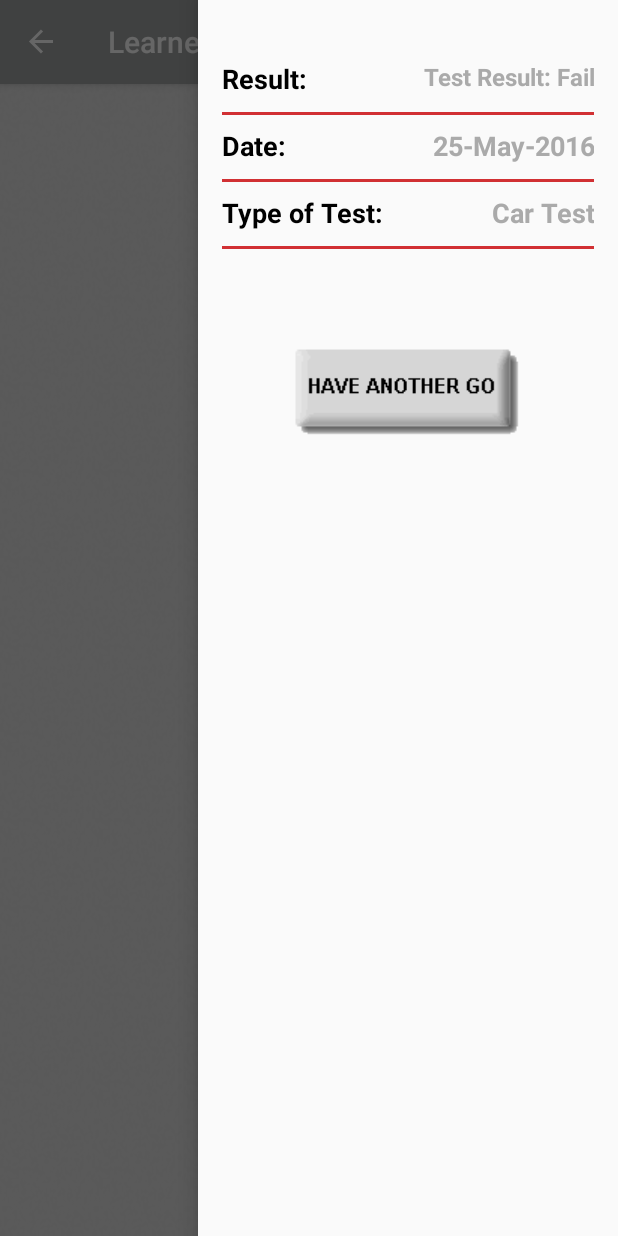
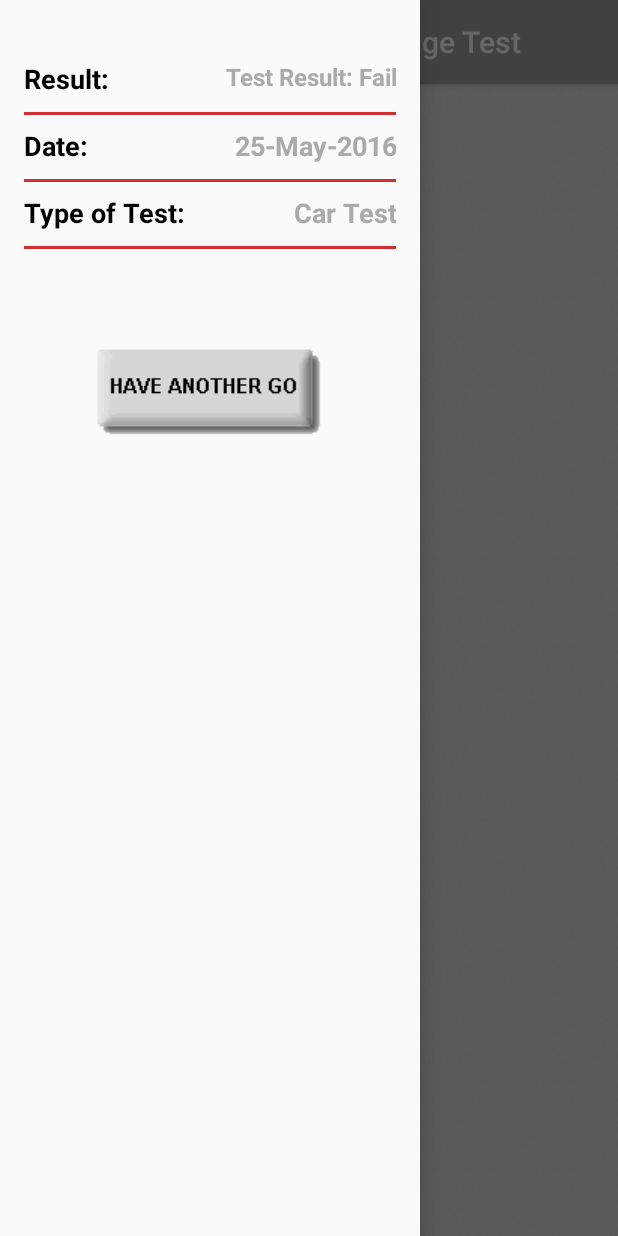
Before and after one commit to byteShaft/lisence-service, an Android app: the ResultActivity screen opened directly, with no data from a screen before it, with the side drawer open, on a phone screen of 412 x 824 dp. Run offline under Robolectric (Android 15) with nearby library versions, the phone set to English and light mode, and no system bars; 3 statements that could not run were skipped.

Commit message:
put navigation to left

```diff
--- a/app/src/main/java/com/byteshaft/licenseservice/ResultActivity.java
+++ b/app/src/main/java/com/byteshaft/licenseservice/ResultActivity.java
@@ -55,11 +55,6 @@ public class ResultActivity extends AppCompatActivity implements View.OnClickLis
                 totalTrue = totalTrue + Integer.parseInt(String.valueOf(hashMap.get(category)));
             }
         }
-
-        System.out.println(dataList);
-        System.out.println(hashMap);
-        System.out.println(totalQuestions);
-
         totalCalculations.setText(String.valueOf(totalTrue)+"/"+totalQuestions);
         Log.i("HashMap", String.valueOf(hashMap));
         Adapter adapter = new Adapter(getApplicationContext(), R.layout.layout_result_delegate,
--- a/app/src/main/res/layout/layout_main.xml
+++ b/app/src/main/res/layout/layout_main.xml
@@ -7,7 +7,7 @@
     android:layout_height="match_parent"
     android:fitsSystemWindows="true"
     android:layout_gravity="end"
-    tools:openDrawer="right">
+    tools:openDrawer="left">
 
     <include
         layout="@layout/app_bar_main"
@@ -18,7 +18,7 @@
         android:id="@+id/nav_view"
         android:layout_width="wrap_content"
         android:layout_height="match_parent"
-        android:layout_gravity="end"
+        android:layout_gravity="left"
         android:fitsSystemWindows="true"
         android:scrollbars="none"
         app:itemBackground="@drawable/background"
```
